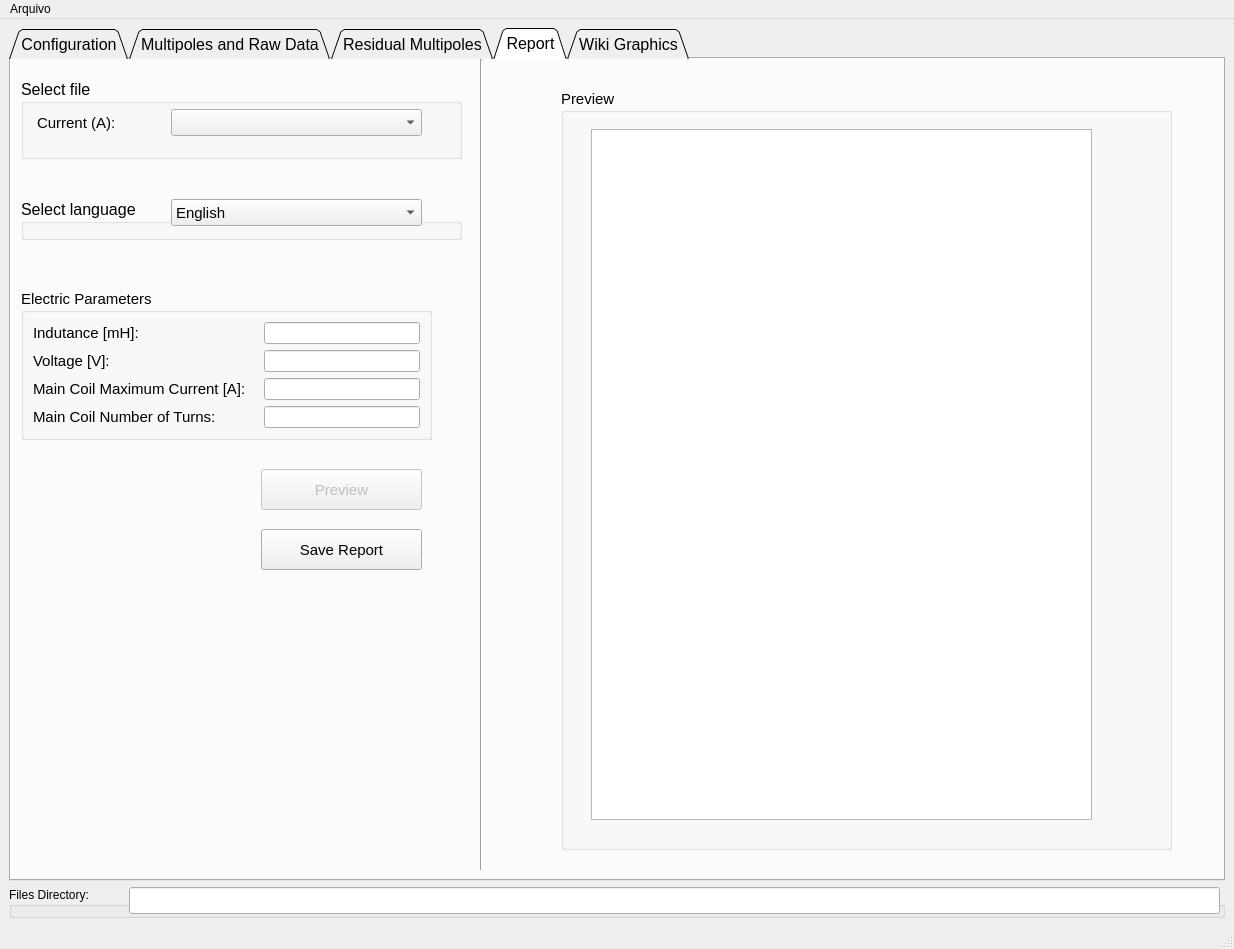
First picture: the form in interface.ui, repository lnls-ima/rotating-coil-analysis, before the edit.
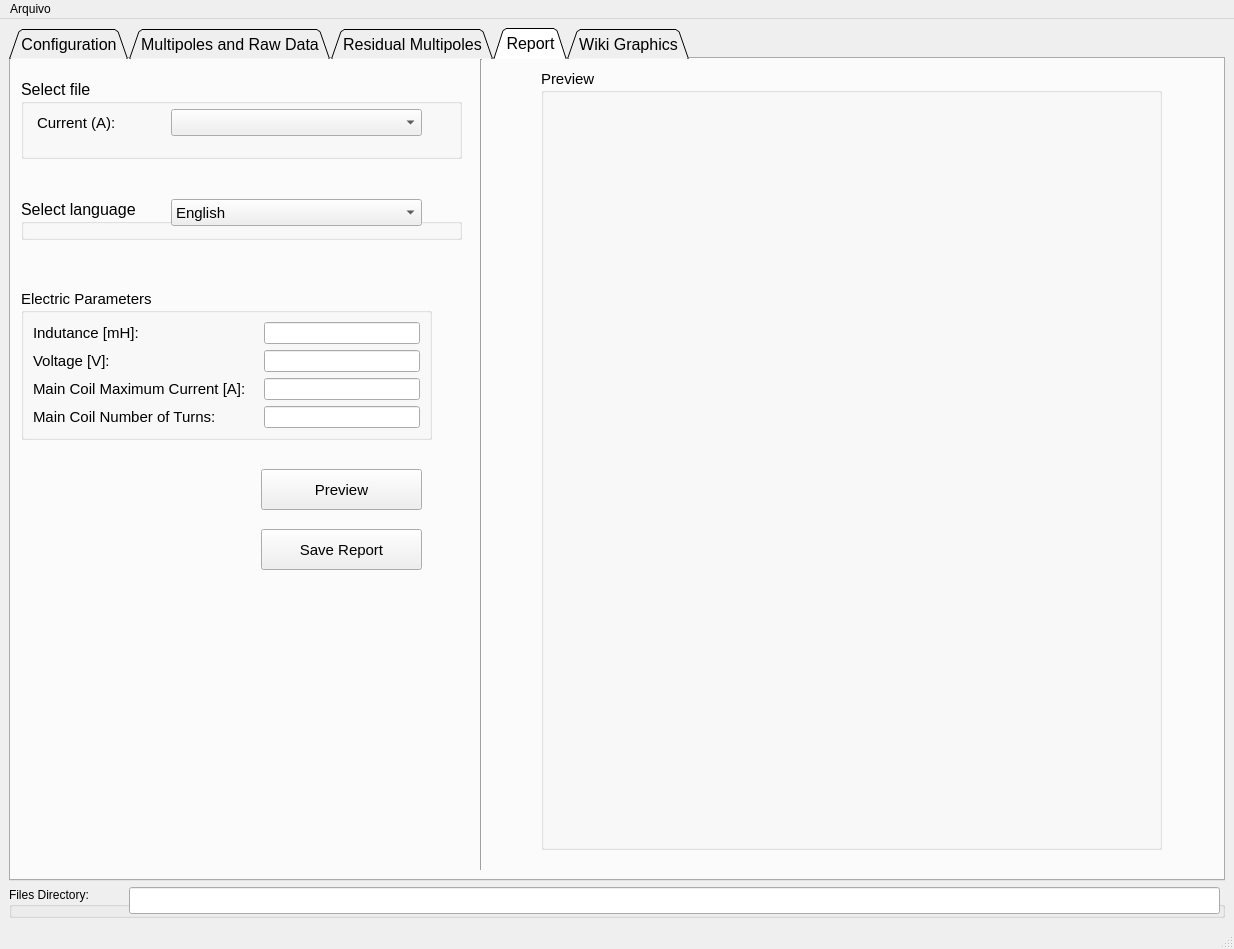
Second picture: the form after the edit. The open tabs and pages were chosen to show the change. Icons and pictures are not drawn. Custom widgets are drawn as their Qt base class.

Commit message: Add pdf preview

```diff
--- a/interface.ui
+++ b/interface.ui
@@ -1963,10 +1963,10 @@
        <widget class="QGroupBox" name="group_box_19">
         <property name="geometry">
          <rect>
-          <x>550</x>
-          <y>30</y>
-          <width>611</width>
-          <height>761</height>
+          <x>530</x>
+          <y>10</y>
+          <width>621</width>
+          <height>781</height>
          </rect>
         </property>
         <property name="font">
@@ -1977,16 +1977,15 @@
         <property name="title">
          <string>Preview</string>
         </property>
-        <widget class="QGraphicsView" name="graphicsView">
-         <property name="geometry">
-          <rect>
-           <x>30</x>
-           <y>40</y>
-           <width>501</width>
-           <height>691</height>
-          </rect>
-         </property>
-        </widget>
+        <layout class="QVBoxLayout" name="verticalLayout">
+         <item>
+          <widget class="QLabel" name="preview">
+           <property name="text">
+            <string/>
+           </property>
+          </widget>
+         </item>
+        </layout>
        </widget>
        <widget class="QPushButton" name="bt_save_report">
         <property name="geometry">
@@ -2080,7 +2079,7 @@
        </widget>
        <widget class="QPushButton" name="bt_preview">
         <property name="enabled">
-         <bool>false</bool>
+         <bool>true</bool>
         </property>
         <property name="geometry">
          <rect>
```
Left out of the diff: 2 changed lines with no effect on the pictures. The commit also changes 6 other files.
